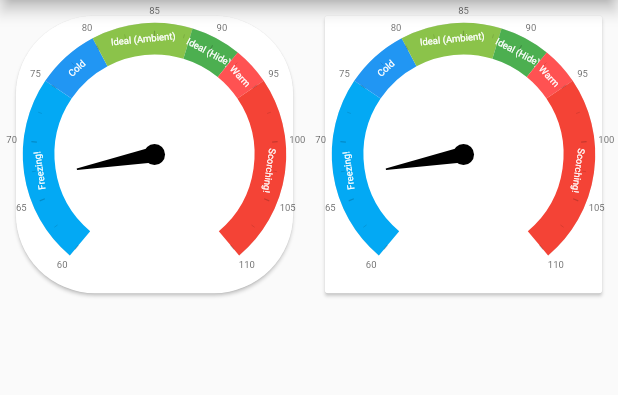
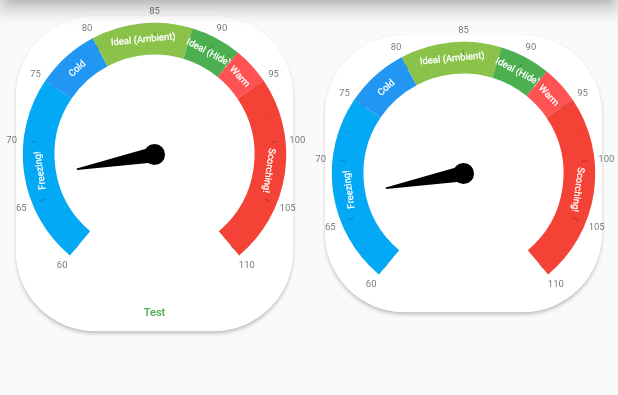
Before and after one commit to CharlesAMiller/Reptile-Monitor, a Flutter app: the screen it shows after launch, on a phone screen of 412 x 824 dp, the part 84-479 px from its top. Run offline on Flutter 3.47's test engine with Material 2 defaults, Android fonts, the phone set to English and light mode, and no system bars; drawn by our look-alikes of syncfusion_flutter_gauges; missing offline and left inert: amplify_api, amplify_auth_cognito, amplify_flutter; network calls fail.

Commit message:
More styling.

```diff
--- a/lib/main.dart
+++ b/lib/main.dart
@@ -128,10 +128,17 @@ class _MyHomePageState extends State<MyHomePage> {
             Row(mainAxisAlignment: MainAxisAlignment.spaceBetween, children: [
           Card(
               margin: EdgeInsets.all(20),
+              child: Column(children: [
+                HeatGauge(),
+                TextButton(child: const Text("Test"), onPressed: () {})
+              ]),
+              shape: RoundedRectangleBorder(
+                  borderRadius: BorderRadius.circular(100))),
+          Card(
+              margin: EdgeInsets.all(20),
               child: HeatGauge(),
               shape: RoundedRectangleBorder(
-                  borderRadius: BorderRadius.circular(100))),
-          Card(margin: EdgeInsets.all(20), child: HeatGauge())
+                  borderRadius: BorderRadius.circular(100)))
         ]),
       ),
     );
```
